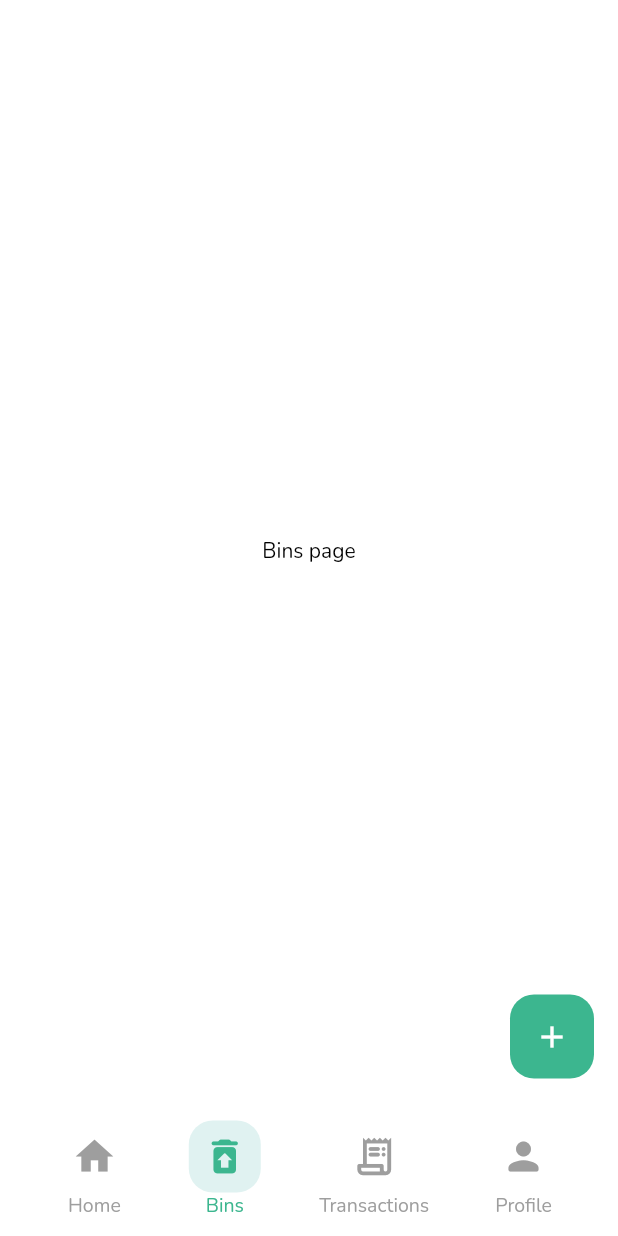
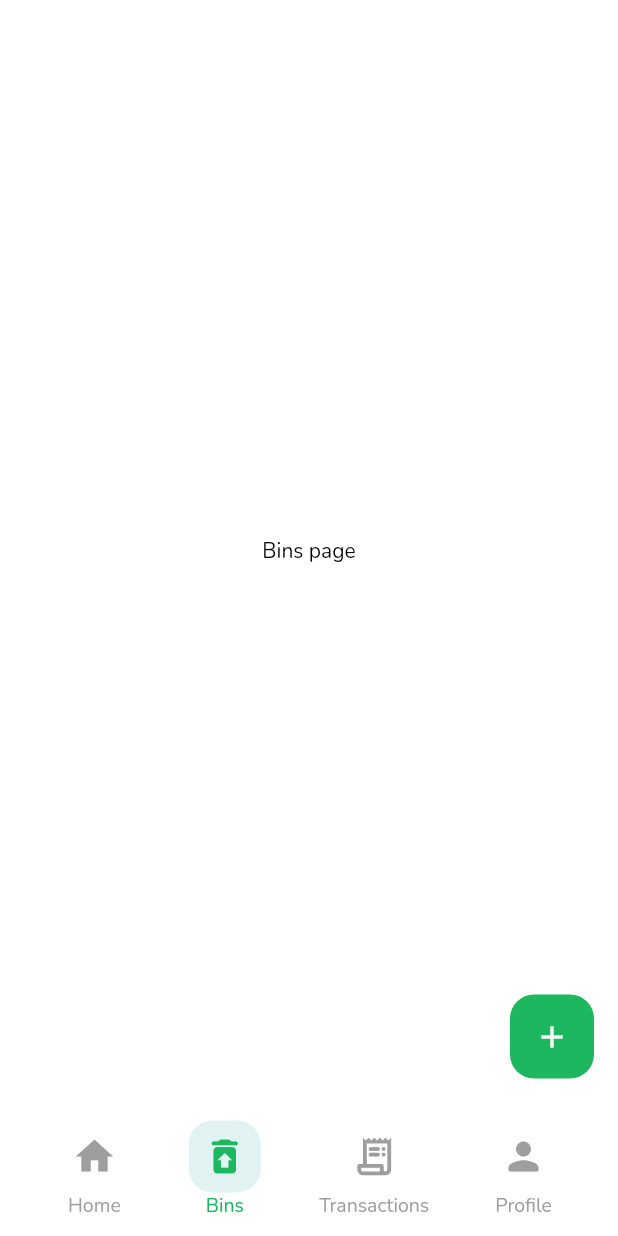
Before and after one commit to iDev-20/eco_bin, a Flutter app: the NavigationHostPage screen opened directly, item 2 of the bottom bar chosen, on a phone screen of 412 x 824 dp. Run offline on Flutter 3.47's test engine with Material 3 defaults, Android fonts, the phone set to English and light mode, and no system bars; our stand-ins replace pin_input_text_field.

Commit message:
Changed Primary Color

```diff
--- a/lib/main.dart
+++ b/lib/main.dart
@@ -18,13 +18,13 @@ class MyApp extends StatelessWidget {
       theme: ThemeData(
         fontFamily: 'Nunito',
         useMaterial3: false,
-        primaryColor: AppColors.primaryGreen,
+        primaryColor: AppColors.primaryColor,
         primarySwatch: Colors.green,
         scaffoldBackgroundColor: Colors.white,
         floatingActionButtonTheme: const FloatingActionButtonThemeData(
           shape: RoundedRectangleBorder(
               borderRadius: BorderRadius.all(Radius.circular(16.0))),
-          backgroundColor: AppColors.primaryGreen,
+          backgroundColor: AppColors.primaryColor,
           elevation: 0,
         ),
         bottomAppBarTheme: const BottomAppBarTheme(
--- a/lib/navigation/navigation_host_page.dart
+++ b/lib/navigation/navigation_host_page.dart
@@ -73,7 +73,7 @@ class _NavigationHostPageState extends State<NavigationHostPage> {
                   )
                 : null,
             child: IconButton(
-              color: isSelected ? AppColors.primaryGreen : Colors.grey,
+              color: isSelected ? AppColors.primaryColor : Colors.grey,
               onPressed: onPressed,
               icon: Icon(icon, size: 30),
             ),
@@ -81,7 +81,7 @@ class _NavigationHostPageState extends State<NavigationHostPage> {
           Text(
             text,
             style: TextStyle(
-              color: isSelected ? AppColors.primaryGreen : Colors.grey,
+              color: isSelected ? AppColors.primaryColor : Colors.grey,
               fontSize: 13,
             ),
           ),
--- a/lib/resources/app_colors.dart
+++ b/lib/resources/app_colors.dart
@@ -4,7 +4,7 @@ class AppColors {
   AppColors._();
 
   static const Color primaryGreen = Color(0xFF3CB68F);
-  static const Color splashScreenGreen = Color(0xFF1DB760);
+  static const Color primaryColor = Color(0xFF1DB760);
   static const Color trialGreen = Color(0xFF2EA794);
   static const Color primaryBlue = Color(0xFF2071A3);
   static const Color darkBlueText = Color(0xFF122135);
--- a/lib/resources/form_fields.dart
+++ b/lib/resources/form_fields.dart
@@ -92,7 +92,7 @@ class PrimaryTextFormField extends StatelessWidget {
                 // fontSize: 15,
                 fontWeight: FontWeight.w500,
               ),
-              cursorColor: AppColors.splashScreenGreen,
+              cursorColor: AppColors.primaryColor,
               decoration: kTextFieldInputDecoration.copyWith(
                   prefixText: prefixText,
                   hintText: hintText,
--- a/lib/views/pages/home_page.dart
+++ b/lib/views/pages/home_page.dart
@@ -48,7 +48,7 @@ class _HomePageState extends State<HomePage> {
                         padding: const EdgeInsets.symmetric(
                             horizontal: 8.0, vertical: 6.0),
                         decoration: BoxDecoration(
-                          color: AppColors.primaryGreen,
+                          color: AppColors.primaryColor,
                           // color: Colors.green[700],
                           borderRadius: BorderRadius.circular(10.0),
                         ),
--- a/lib/views/pages/onboarding/login_page.dart
+++ b/lib/views/pages/onboarding/login_page.dart
@@ -130,7 +130,7 @@ class _LoginPageState extends State<LoginPage> {
                                   child: const Text(
                                     AppStrings.forgotPassword,
                                     style: TextStyle(
-                                        color: AppColors.splashScreenGreen,
+                                        color: AppColors.primaryColor,
                                         fontWeight: FontWeight.w700),
                                     textAlign: TextAlign.left,
                                   ),
@@ -174,7 +174,7 @@ class _LoginPageState extends State<LoginPage> {
                         child: const Text(
                           AppStrings.signUp,
                           style: TextStyle(
-                              color: AppColors.splashScreenGreen,
+                              color: AppColors.primaryColor,
                               fontSize: 15.0,
                               fontWeight: FontWeight.w700),
                         ),
--- a/lib/views/pages/onboarding/reset_password_successful_page.dart
+++ b/lib/views/pages/onboarding/reset_password_successful_page.dart
@@ -21,7 +21,7 @@ class ResetPasswordSucceddfulPage extends StatelessWidget {
               const Icon(
                 Icons.check_circle_outline_rounded,
                 size: 150,
-                color: AppColors.splashScreenGreen,
+                color: AppColors.primaryColor,
               ),
               const SizedBox(height: 16),
               const Text(
--- a/lib/views/pages/onboarding/sign_up_page.dart
+++ b/lib/views/pages/onboarding/sign_up_page.dart
@@ -68,7 +68,7 @@ class _SignUpPageState extends State<SignUpPage> {
                               Text(
                                 'Eco',
                                 style: TextStyle(
-                                    color: AppColors.splashScreenGreen,
+                                    color: AppColors.primaryColor,
                                     fontSize: 24.0,
                                     fontWeight: FontWeight.w900),
                               ),
@@ -180,7 +180,7 @@ class _SignUpPageState extends State<SignUpPage> {
                         child: const Text(
                           AppStrings.login,
                           style: TextStyle(
-                              color: AppColors.splashScreenGreen,
+                              color: AppColors.primaryColor,
                               fontSize: 15.0,
                               fontWeight: FontWeight.w700),
                         ),
--- a/lib/views/pages/onboarding/verify_phone_number_page.dart
+++ b/lib/views/pages/onboarding/verify_phone_number_page.dart
@@ -105,7 +105,7 @@ class _VerifyPhoneNumberPageState extends State<VerifyPhoneNumberPage> {
                       child: const Text(
                         AppStrings.resendCode,
                         style: TextStyle(
-                          color: AppColors.splashScreenGreen,
+                          color: AppColors.primaryColor,
                           fontSize: 15.0,
                           fontWeight: FontWeight.w600,
                         ),
@@ -153,7 +153,7 @@ class _VerifyPhoneNumberPageState extends State<VerifyPhoneNumberPage> {
                 Navigation.navigateToScreen(
                     context: context, screen: const NavigationHostPage());
               },
-              child: const Text(AppStrings.submit ),
+              child: const Text(AppStrings.submit),
             ),
           ),
         ],
--- a/lib/views/splash_screen.dart
+++ b/lib/views/splash_screen.dart
@@ -16,7 +16,7 @@ class _SplashScreenState extends State<SplashScreen> {
   void initState() {
     super.initState();
     Future.delayed(
-       Duration(seconds: 1.9.toInt()),
+      Duration(seconds: 1.9.toInt()),
       () {
         Navigation.navigateToScreen(
           context: context,
@@ -47,7 +47,7 @@ class _SplashScreenState extends State<SplashScreen> {
                 Text(
                   'Eco',
                   style: TextStyle(
-                      color: AppColors.splashScreenGreen,
+                      color: AppColors.primaryColor,
                       fontSize: 55,
                       fontWeight: FontWeight.w900),
                 ),
```
Also changed, not shown: lib/resources/app_buttons.dart (+6 -7 lines), lib/resources/constants.dart (+4 -5 lines), lib/resources/otp_input.dart (+6 -6 lines), lib/views/pages/onboarding/verify_phone_number_for_password_reset_page.dart (+7 -4 lines).
